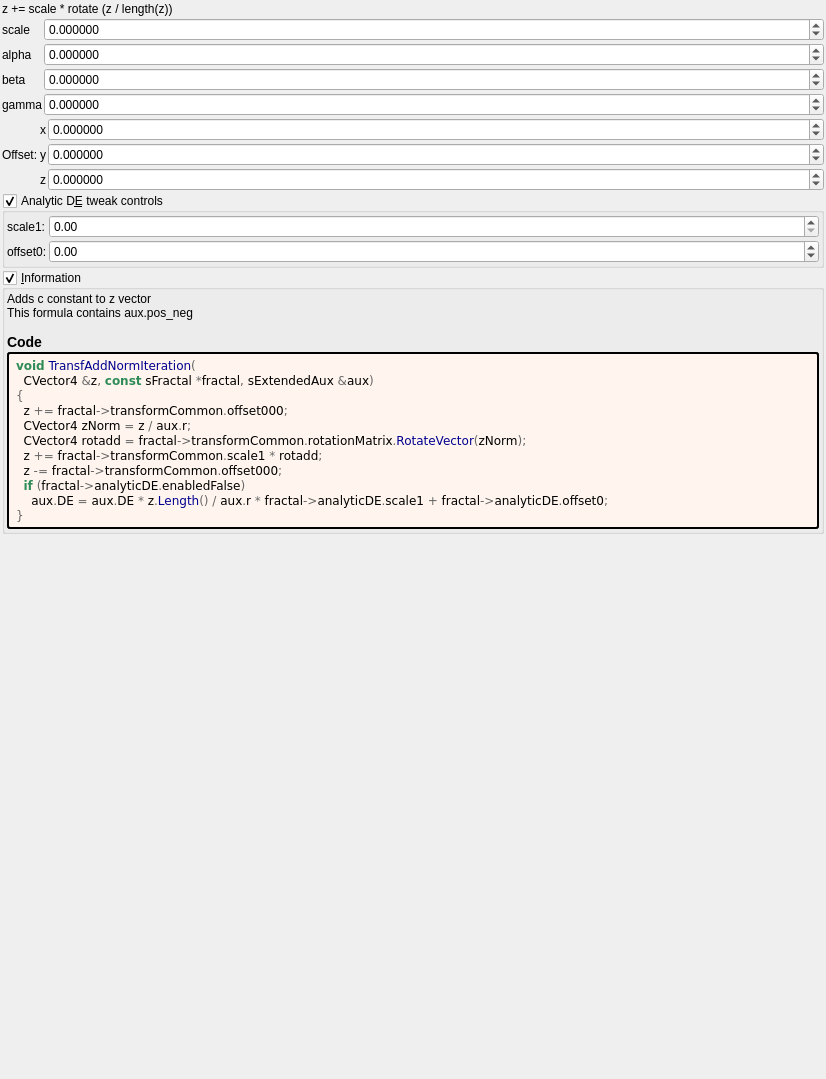
Above: mandelbulber2/formula/ui/transf_add_norm.ui from buddhi1980/mandelbulber2 before the change. Below: the same form after it.
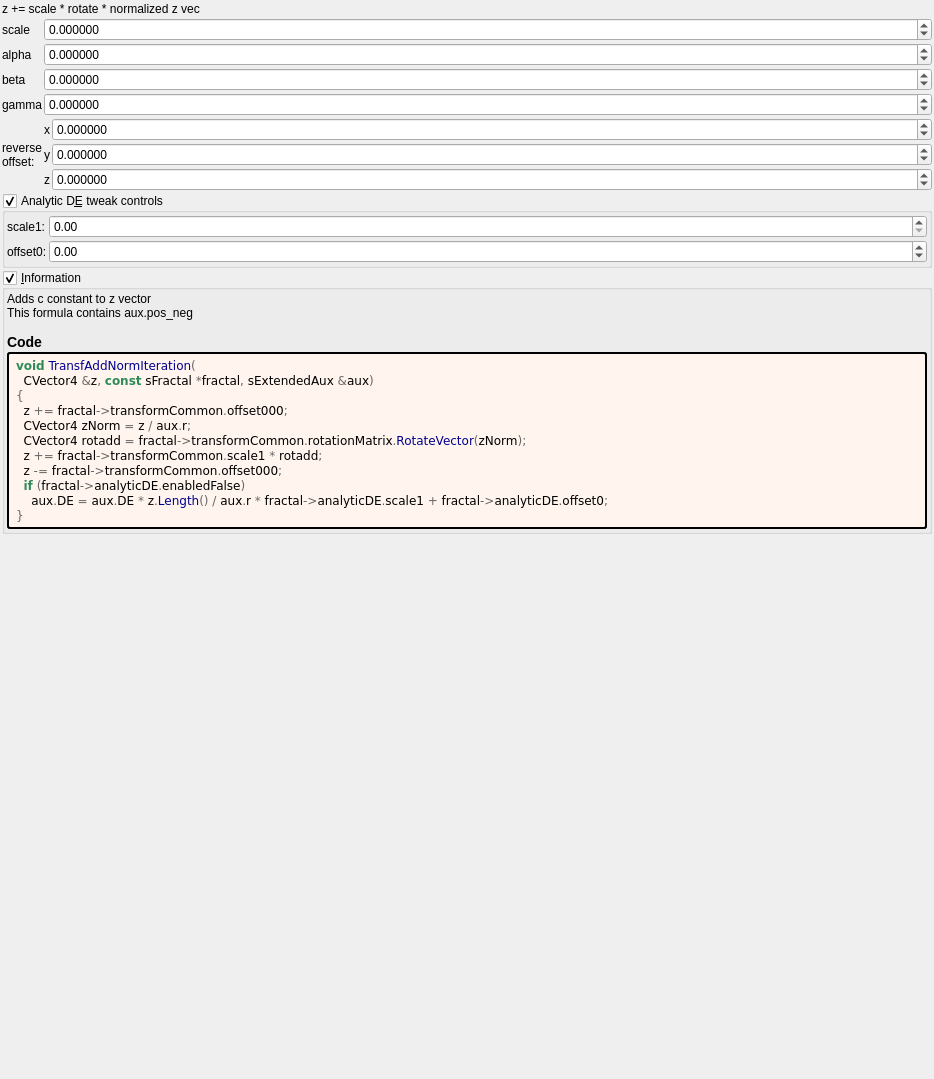
That is the form after the change. Custom widgets are drawn as their Qt base class.

```diff
--- a/mandelbulber2/formula/ui/transf_add_norm.ui
+++ b/mandelbulber2/formula/ui/transf_add_norm.ui
@@ -6,7 +6,7 @@
    <rect>
     <x>0</x>
     <y>0</y>
-    <width>826</width>
+    <width>934</width>
     <height>1079</height>
    </rect>
   </property>
@@ -32,7 +32,7 @@
    <item>
     <widget class="QLabel" name="label_76">
      <property name="text">
-      <string>z += scale * rotate (z / length(z))</string>
+      <string>z += scale * rotate * normalized z vec</string>
      </property>
     </widget>
    </item>
@@ -293,10 +293,11 @@
        </property>
       </widget>
      </item>
-     <item row="3" column="1">
+     <item row="2" column="1" rowspan="3">
       <widget class="QLabel" name="label_255">
        <property name="text">
-        <string>Offset:</string>
+        <string>reverse
+offset:</string>
        </property>
       </widget>
      </item>
```
Left out of the diff: 2 changed lines with no effect on the pictures.
